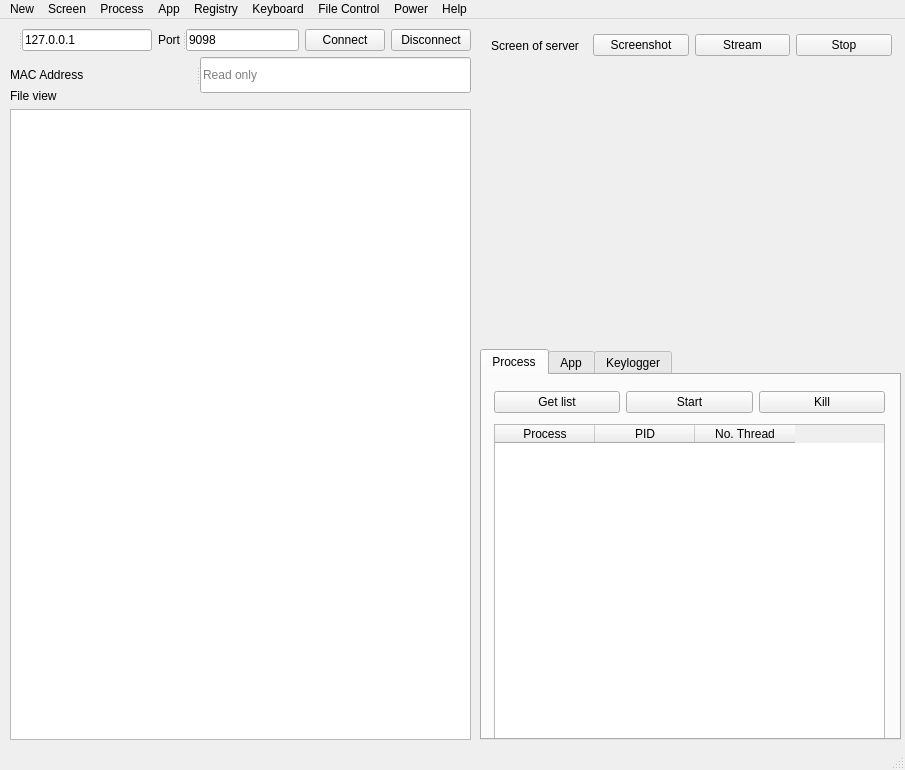
This is app/client/ui/MainClient.ui in mdnam2410/hcmus-cn-socket as Qt 5 draws it before an edit. The edited form follows.
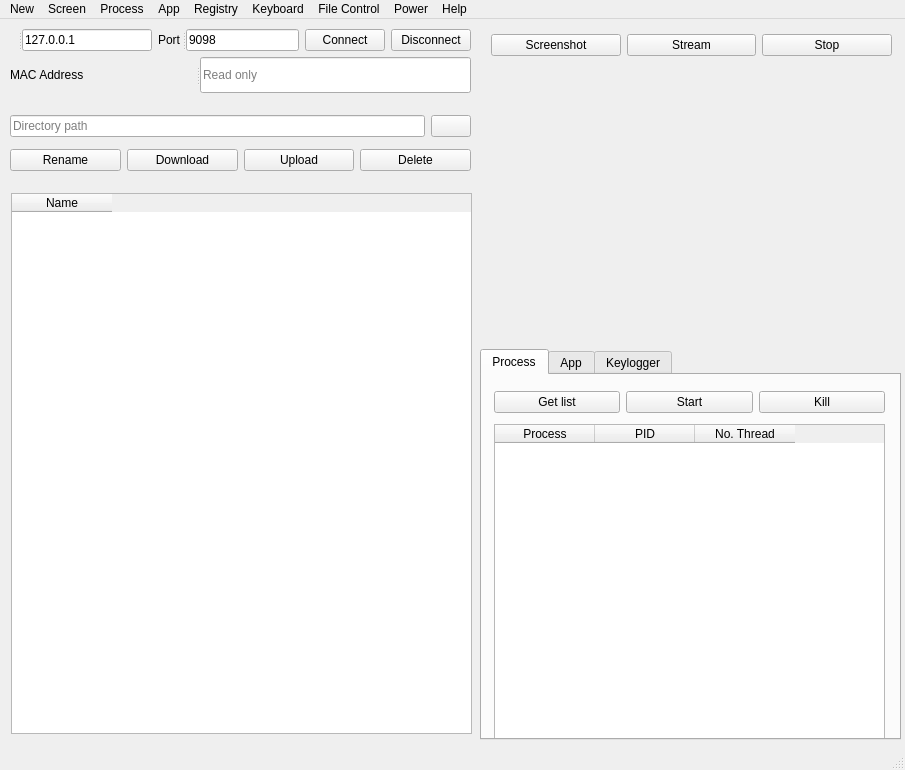
This is the edited form. The open tabs and pages were chosen to show the change. Icons and pictures are not drawn.

Patch:
```diff
--- a/app/client/ui/MainClient.ui
+++ b/app/client/ui/MainClient.ui
@@ -370,28 +370,6 @@
      </item>
     </layout>
    </widget>
-   <widget class="QWidget" name="">
-    <property name="geometry">
-     <rect>
-      <x>10</x>
-      <y>70</y>
-      <width>461</width>
-      <height>651</height>
-     </rect>
-    </property>
-    <layout class="QVBoxLayout" name="verticalLayout_5">
-     <item>
-      <widget class="QLabel" name="label_6">
-       <property name="text">
-        <string>File view</string>
-       </property>
-      </widget>
-     </item>
-     <item>
-      <widget class="QTreeView" name="treeView"/>
-     </item>
-    </layout>
-   </widget>
    <widget class="QWidget" name="">
     <property name="geometry">
      <rect>
@@ -402,13 +380,6 @@
      </rect>
     </property>
     <layout class="QHBoxLayout" name="horizontalLayout_3">
-     <item>
-      <widget class="QLabel" name="label_3">
-       <property name="text">
-        <string>Screen of server</string>
-       </property>
-      </widget>
-     </item>
      <item>
       <widget class="QPushButton" name="screenshot_btn">
        <property name="enabled">
@@ -453,6 +424,87 @@
      </item>
     </layout>
    </widget>
+   <widget class="QTableWidget" name="tableWidget">
+    <property name="geometry">
+     <rect>
+      <x>11</x>
+      <y>174</y>
+      <width>461</width>
+      <height>541</height>
+     </rect>
+    </property>
+    <column>
+     <property name="text">
+      <string>Name</string>
+     </property>
+    </column>
+   </widget>
+   <widget class="QWidget" name="">
+    <property name="geometry">
+     <rect>
+      <x>10</x>
+      <y>90</y>
+      <width>461</width>
+      <height>70</height>
+     </rect>
+    </property>
+    <layout class="QVBoxLayout" name="verticalLayout_2">
+     <item>
+      <layout class="QHBoxLayout" name="horizontalLayout_6">
+       <item>
+        <widget class="QLineEdit" name="pathFile">
+         <property name="placeholderText">
+          <string>Directory path</string>
+         </property>
+        </widget>
+       </item>
+       <item>
+        <widget class="QPushButton" name="file_get_btn">
+         <property name="text">
+          <string/>
+         </property>
+         <property name="icon">
+          <iconset>
+           <normaloff>image/16/view.png</normaloff>image/16/view.png</iconset>
+         </property>
+        </widget>
+       </item>
+      </layout>
+     </item>
+     <item>
+      <layout class="QHBoxLayout" name="horizontalLayout_7">
+       <item>
+        <widget class="QPushButton" name="file_rename_btn">
+         <property name="text">
+          <string>Rename</string>
+         </property>
+        </widget>
+       </item>
+       <item>
+        <widget class="QPushButton" name="file_down_btn">
+         <property name="text">
+          <string>Download</string>
+         </property>
+        </widget>
+       </item>
+       <item>
+        <widget class="QPushButton" name="file_upload_btn">
+         <property name="text">
+          <string>Upload</string>
+         </property>
+        </widget>
+       </item>
+       <item>
+        <widget class="QPushButton" name="file_del_btn">
+         <property name="text">
+          <string>Delete</string>
+         </property>
+        </widget>
+       </item>
+      </layout>
+     </item>
+    </layout>
+   </widget>
   </widget>
   <widget class="QMenuBar" name="menubar">
    <property name="geometry">
```
Left out of the diff: 62 changed lines with no effect on the pictures.
